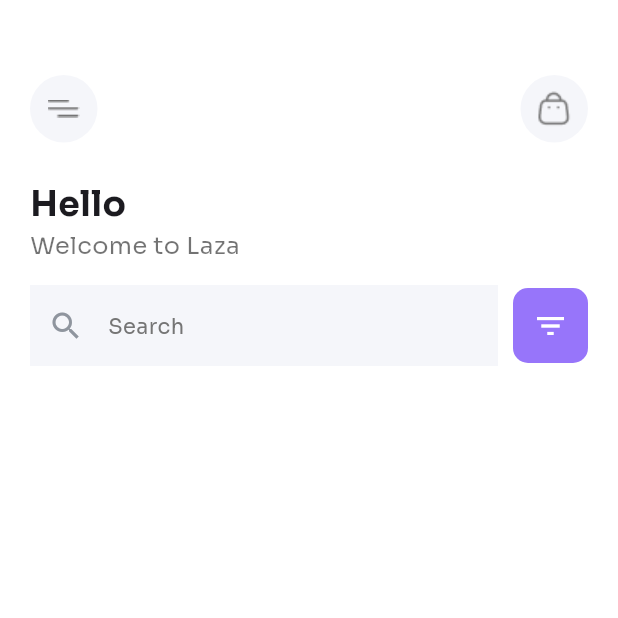
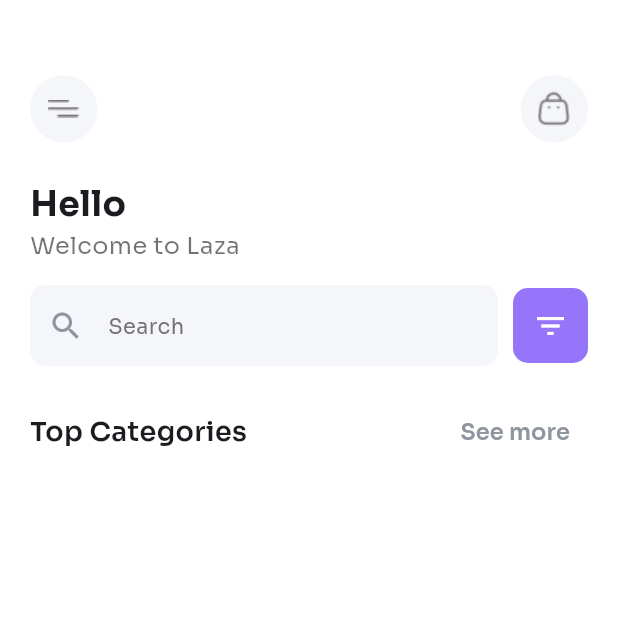
Before and after one commit to jahiduljeesan/laza_ecommerce, a Flutter app: the HomeScreen screen opened directly, on a phone screen of 412 x 824 dp, the top half of it. Run offline on Flutter 3.47's test engine with Material 3 defaults, Android fonts, the phone set to English and light mode, and no system bars; missing offline and left inert: bottom_bar_matu.

Commit message:
home screen updated and design face only. comes to end have to start working with api

```diff
--- a/lib/screens/navigation/home_screen.dart
+++ b/lib/screens/navigation/home_screen.dart
@@ -13,7 +13,9 @@
 class _HomeScreenState extends State<HomeScreen> {
   @override
   Widget build(BuildContext context) {
-    return Scaffold(
+    return GestureDetector(
+      onTap: () => FocusScope.of(context).unfocus(),
+      child: Scaffold(
         backgroundColor: Colors.white,
         body: SingleChildScrollView(
           child: Column(
@@ -78,7 +80,8 @@
                     Expanded(
                       child: Container(
                         decoration: BoxDecoration(
-                        color: Color(0xffF5F6FA)
+                          color: Color(0xffF5F6FA),
+                          borderRadius: BorderRadius.circular(10)
                         ),
                         child: TextField(
                           decoration: InputDecoration(
@@ -102,10 +105,42 @@
                     )
                   ],
                 ),
-            )
+              ),
+
+              _categoryText(title: 'Top Categories',)
             ],
+          ),
         ),
       ),
     );
   }
+
+  Padding _categoryText({required String title}) {
+    return Padding(
+              padding: const EdgeInsets.symmetric(horizontal: 20,vertical: 20),
+              child: Row(
+                mainAxisAlignment: MainAxisAlignment.spaceBetween,
+                children: [
+                  Text(
+                    title,
+                    style: TextStyle(
+                      fontSize: 18,
+                      fontWeight: FontWeight.w600
+                    ),
+                  ),
+                  TextButton(
+                    onPressed: (){},
+                    child: Text(
+                      'See more',
+                      style: TextStyle(
+                          fontSize: 15,
+                          fontWeight: FontWeight.w600,
+                        color: LazaColors.gray
+                      ),
+                    ),
+                  )
+                ],
+              ),
+            );
   }
+}
--- a/lib/screens/navigation/main_screen.dart
+++ b/lib/screens/navigation/main_screen.dart
@@ -16,7 +16,8 @@
   @override
   Widget build(BuildContext context) {
     return Scaffold(
-      bottomNavigationBar: BottomBarDoubleBullet(
+      bottomNavigationBar: SafeArea(
+        child: BottomBarDoubleBullet(
           color: LazaColors.primaryColor,
           selectedIndex: _index,
           items: [
@@ -35,6 +36,7 @@
             });
           },
         ),
+      ),
       body: _index == 1 ? CartScreen() : HomeScreen(),
     );
   }
```
Lines whose indentation alone changed are shown as unchanged.
